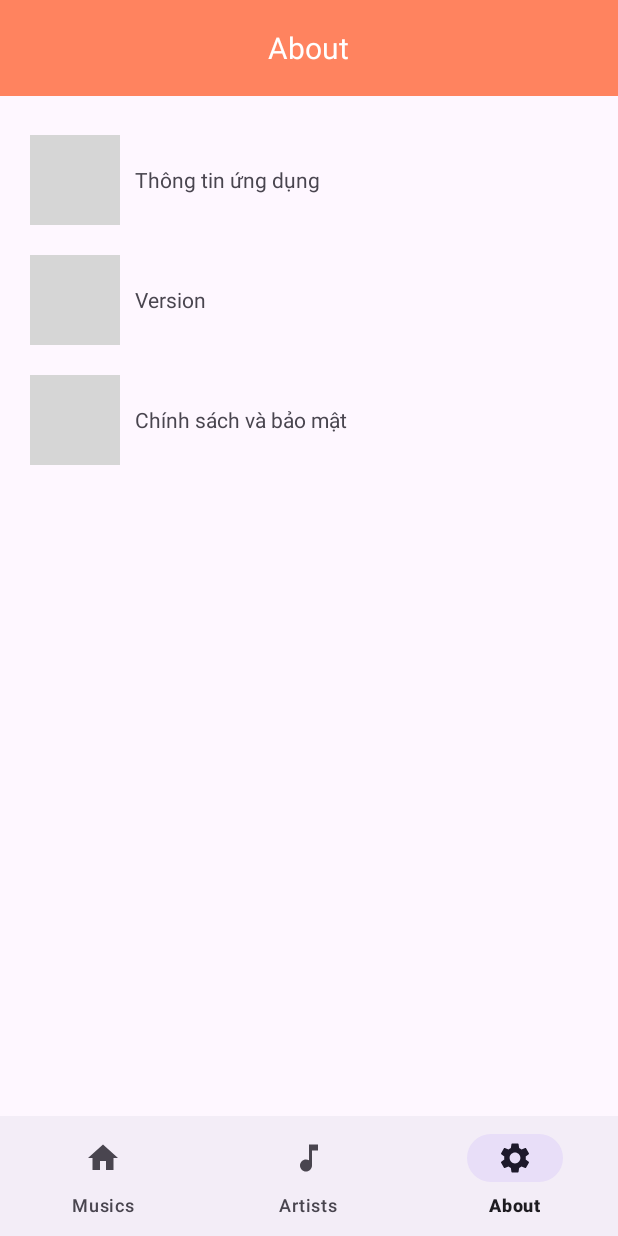
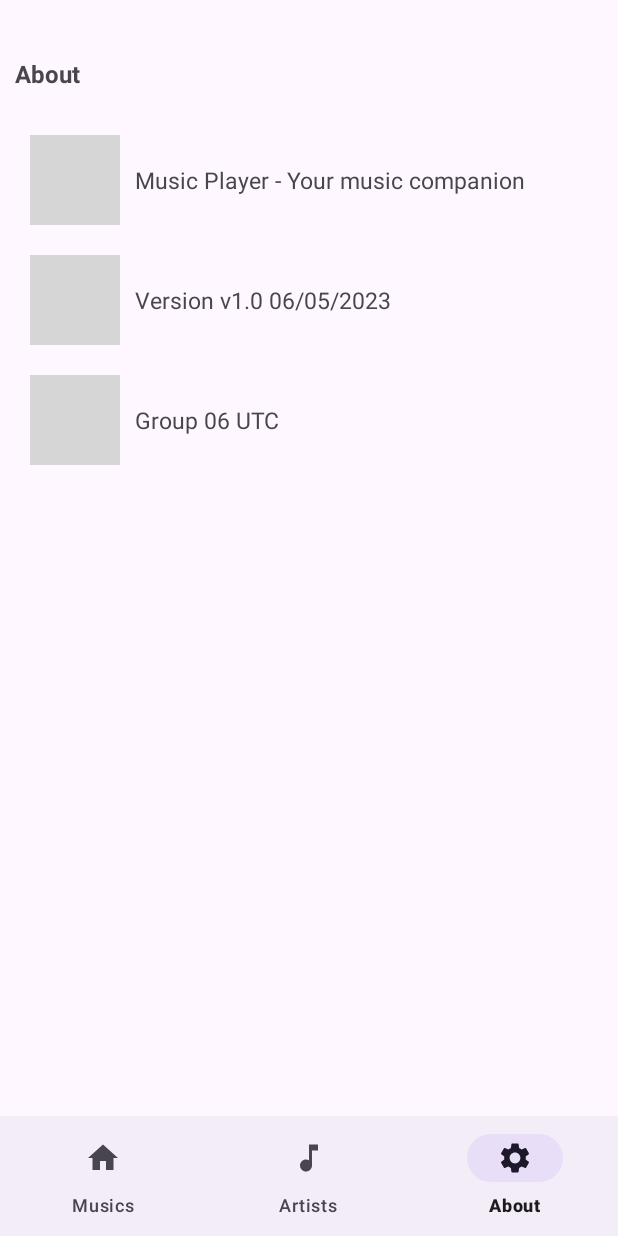
Before and after one commit to tranviethungpv/Music-Player, an Android app: the screen it shows after launch (MainActivity), item 3 of the bottom bar chosen, on a phone screen of 412 x 824 dp. Run offline under Robolectric (Android 15) with nearby library versions, the phone set to English and light mode, and no system bars; our stand-ins replace Firebase (no records; nobody signed in at launch, a user with empty details on screens opened directly); pictures from the network do not load; grey boxes are pictures that could not be loaded.

Commit message:
fix layout About page

```diff
--- a/app/src/main/java/com/example/musicplayer/adapter/AboutAdapter.kt
+++ b/app/src/main/java/com/example/musicplayer/adapter/AboutAdapter.kt
@@ -14,12 +14,10 @@ import com.example.musicplayer.model.About
 class AboutAdapter(
     private var listSong: List<About>
 ) : RecyclerView.Adapter<AboutAdapter.AboutViewHolder>() {
-    class AboutViewHolder (itemView: View) : RecyclerView.ViewHolder(itemView) {
-        private val itemAboutGridBinding: ItemGridAboutBinding =
-            ItemGridAboutBinding.bind(itemView)
+    class AboutViewHolder(itemView: View) : RecyclerView.ViewHolder(itemView) {
+        private val itemAboutGridBinding: ItemGridAboutBinding = ItemGridAboutBinding.bind(itemView)
 
-
-        val infor: TextView = itemAboutGridBinding.information
+        val info: TextView = itemAboutGridBinding.information
         val image: ImageView = itemAboutGridBinding.imgInfo
     }
 
@@ -37,7 +35,7 @@ class AboutAdapter(
     override fun onBindViewHolder(holder: AboutViewHolder, position: Int) {
         val currentItem = listSong[position]
 
-        holder.infor.text = currentItem.infor
+        holder.info.text = currentItem.info
         Glide.with(holder.itemView.context).load(currentItem.image).into(holder.image)
 
     }
--- a/app/src/main/java/com/example/musicplayer/model/About.kt
+++ b/app/src/main/java/com/example/musicplayer/model/About.kt
@@ -1,4 +1,5 @@
 package com.example.musicplayer.model
 
-class About (val infor: String? = null,
-             val image: String? = null)
+class About(
+    val info: String? = null, val image: String? = null
+)
--- a/app/src/main/java/com/example/musicplayer/repository/SongRepository.kt
+++ b/app/src/main/java/com/example/musicplayer/repository/SongRepository.kt
@@ -19,6 +19,7 @@ class SongRepository {
     fun getSongByArtist(name: String): MutableLiveData<ArrayList<Song>> {
         return songRemote.getSongByArtist(name)
     }
+
     fun getHotSongs(): MutableLiveData<ArrayList<Song>> {
         return songRemote.getHotSongs()
     }
--- a/app/src/main/java/com/example/musicplayer/view/fragment/AboutFragment.kt
+++ b/app/src/main/java/com/example/musicplayer/view/fragment/AboutFragment.kt
@@ -7,30 +7,32 @@ import android.view.ViewGroup
 import androidx.fragment.app.Fragment
 import androidx.recyclerview.widget.GridLayoutManager
 import androidx.recyclerview.widget.RecyclerView
-import com.example.musicplayer.R
 import com.example.musicplayer.adapter.AboutAdapter
 import com.example.musicplayer.databinding.FragmentSettingBinding
 import com.example.musicplayer.model.About
 
 class AboutFragment : Fragment() {
-    private lateinit var about :AboutFragment
-    private lateinit var aboutAdapter:AboutAdapter
+    private lateinit var aboutAdapter: AboutAdapter
     private lateinit var fragmentAboutBinding: FragmentSettingBinding
-    private lateinit var recyclerabout: RecyclerView
+    private lateinit var recyclerAbout: RecyclerView
     override fun onCreateView(
         inflater: LayoutInflater, container: ViewGroup?, savedInstanceState: Bundle?
-    ): View? {
-        fragmentAboutBinding=FragmentSettingBinding.inflate(inflater, container, false)
+    ): View {
+        fragmentAboutBinding = FragmentSettingBinding.inflate(inflater, container, false)
         val aboutList = listOf(
-            About("Thông tin ứng dụng", "url_hình_ảnh_1"),
-            About("Version", "url_hình_ảnh_2"),
-            About("Chính sách và bảo mật", "url_hình_ảnh_3")
+            About(
+                "Music Player - Your music companion",
+                "https://img.freepik.com/free-icon/black-music-icon_318-9277.jpg"
+            ), About(
+                "Version v1.0 06/05/2023",
+                "https://static.vecteezy.com/system/resources/thumbnails/016/895/710/small/git-branch-icon-line-isolated-on-white-background-black-flat-thin-icon-on-modern-outline-style-linear-symbol-and-editable-stroke-simple-and-pixel-perfect-stroke-illustration-vector.jpg"
+            ), About("Group 06 UTC", "https://cdn-icons-png.flaticon.com/512/4974/4974492.png")
         )
 
         aboutAdapter = AboutAdapter(aboutList)
-        recyclerabout=fragmentAboutBinding.recyclerAbout
-        recyclerabout.setAdapter(aboutAdapter)
-        recyclerabout.layoutManager = GridLayoutManager(activity, 1)
+        recyclerAbout = fragmentAboutBinding.recyclerAbout
+        recyclerAbout.adapter = aboutAdapter
+        recyclerAbout.layoutManager = GridLayoutManager(activity, 1)
 
         return fragmentAboutBinding.root
     }
--- a/app/src/main/java/com/example/musicplayer/view/viewmodel/SongViewModel.kt
+++ b/app/src/main/java/com/example/musicplayer/view/viewmodel/SongViewModel.kt
@@ -16,6 +16,7 @@ class SongViewModel(application: Application) : AndroidViewModel(application) {
     fun getSongByArtist(name: String): MutableLiveData<ArrayList<Song>> {
         return songRepository.getSongByArtist(name)
     }
+
     fun getHotSongs(): MutableLiveData<ArrayList<Song>> {
         return songRepository.getHotSongs()
     }
--- a/app/src/main/res/layout/fragment_setting.xml
+++ b/app/src/main/res/layout/fragment_setting.xml
@@ -1,18 +1,34 @@
 <?xml version="1.0" encoding="utf-8"?>
 <androidx.constraintlayout.widget.ConstraintLayout xmlns:android="http://schemas.android.com/apk/res/android"
+    xmlns:app="http://schemas.android.com/apk/res-auto"
     android:layout_width="match_parent"
-    android:layout_height="match_parent">
-    <include
-        android:id="@+id/header"
-        layout="@layout/layout_toolbar" />
+    android:layout_height="match_parent"
+    xmlns:tools="http://schemas.android.com/tools">
+
+    <TextView
+        android:layout_width="match_parent"
+        android:layout_height="wrap_content"
+        android:layout_marginBottom="20dp"
+        android:text="@string/About"
+        android:textSize="@dimen/text_size_normal"
+        android:textStyle="bold"
+        android:layout_marginStart="@dimen/define_dimen_10"
+        app:layout_constraintBottom_toTopOf="@+id/recyclerAbout"
+        app:layout_constraintTop_toTopOf="parent"
+        app:layout_constraintVertical_bias="1.0"
+        tools:ignore="MissingConstraints,VisualLintOverlap"
+        tools:layout_editor_absoluteX="0dp">
+
+    </TextView>
+
     <androidx.recyclerview.widget.RecyclerView
         android:id="@+id/recyclerAbout"
         android:layout_width="match_parent"
         android:layout_height="match_parent"
+        android:layout_marginStart="@dimen/define_dimen_10"
         android:layout_marginTop="@dimen/define_dimen_80"
-        android:layout_marginStart="@dimen/define_dimen_10"
         android:layout_marginBottom="@dimen/define_dimen_10"
         android:focusable="false"
         android:nestedScrollingEnabled="false"
-        />
+        tools:targetApi="lollipop" />
 </androidx.constraintlayout.widget.ConstraintLayout>
--- a/app/src/main/res/layout/item_grid_about.xml
+++ b/app/src/main/res/layout/item_grid_about.xml
@@ -26,8 +26,8 @@
             android:id="@+id/information"
             android:layout_width="match_parent"
             android:layout_height="wrap_content"
-            android:text="Innormation"
-            android:textSize="@dimen/text_size_small"
+            android:text="@string/information"
+            android:textSize="15sp"
             android:textStyle="normal" />
     </LinearLayout>
 
--- a/app/src/main/res/layout/layout_toolbar.xml
+++ /dev/null
@@ -1,21 +0,0 @@
-<?xml version="1.0" encoding="utf-8"?>
-<RelativeLayout xmlns:android="http://schemas.android.com/apk/res/android"
-    xmlns:tools="http://schemas.android.com/tools"
-    android:layout_width="match_parent"
-    android:layout_height="?attr/actionBarSize"
-    android:background="@color/orange">
-
-
-    <TextView
-        android:id="@+id/tv_title"
-        android:layout_width="wrap_content"
-        android:layout_height="wrap_content"
-        android:layout_centerInParent="true"
-        android:text="@string/About"
-        android:textColor="@color/white"
-        android:textSize="@dimen/text_size_xxnormal" />
-
-
-
-
-</RelativeLayout>
--- a/app/src/main/res/values/strings.xml
+++ b/app/src/main/res/values/strings.xml
@@ -20,4 +20,5 @@
     <string name="todoNotification">TODO</string>
     <string name="artists">Artists</string>
     <string name="playlist">Playlist</string>
+    <string name="information">Information</string>
 </resources>
```
Also changed, not shown: app/src/main/res/layout/fragment_new.xml (+1 -39 lines), app/src/main/res/layout/layout_header_menu.xml (deleted, +0 -20 lines), app/src/main/java/com/example/musicplayer/remote/ArtistRemote.kt (indentation only).
